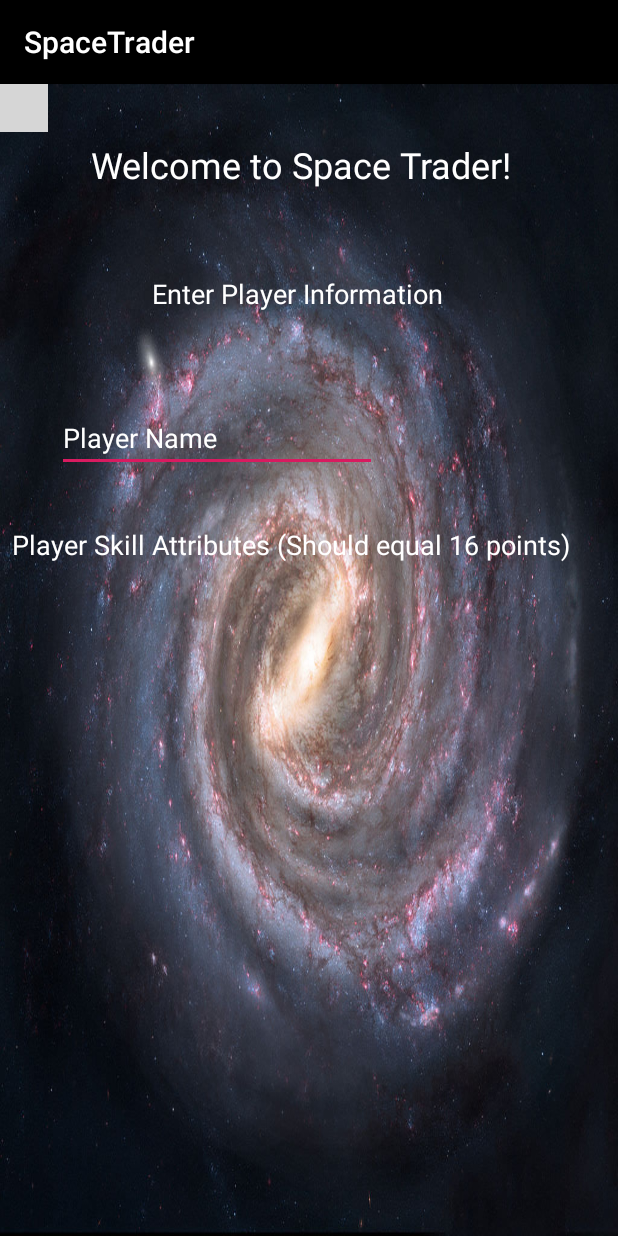
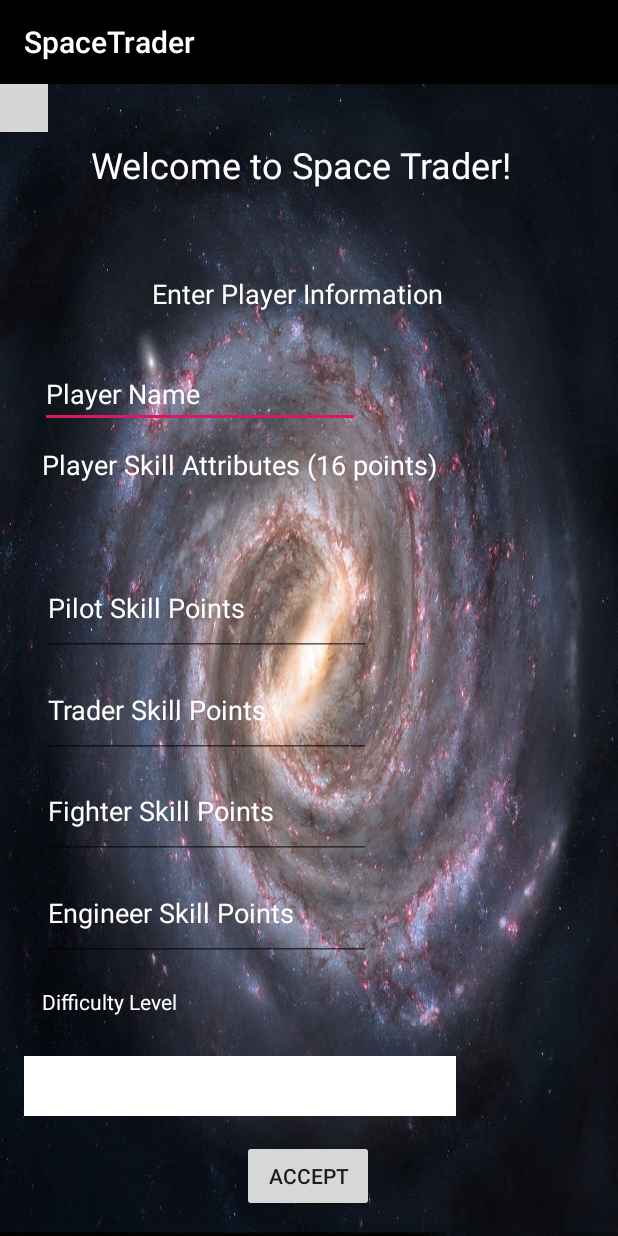
Before and after one commit to brandoDecu/cs2340project, an Android app: the screen it shows after launch (MainActivity), on a phone screen of 412 x 824 dp. Run offline under Robolectric (Android 15) with nearby library versions, the phone set to English and light mode, and no system bars; plain views replace Constraints; grey boxes are pictures that could not be loaded.

Commit message:
Added all UI to player config page

```diff
--- a/SpaceTrader/app/src/main/res/layout/activity_main.xml
+++ b/SpaceTrader/app/src/main/res/layout/activity_main.xml
@@ -7,6 +7,7 @@
     tools:context=".views.MainActivity">
 
     <RelativeLayout
+        android:id="@+id/relativeLayout"
         android:layout_width="match_parent"
         android:layout_height="match_parent"
         android:background="@drawable/milky_way"
@@ -82,15 +83,15 @@
         android:textColor="#FFFF"
         app:layout_constraintBottom_toBottomOf="parent"
         app:layout_constraintEnd_toEndOf="parent"
-        app:layout_constraintHorizontal_bias="0.164"
+        app:layout_constraintHorizontal_bias="0.104"
         app:layout_constraintStart_toStartOf="parent"
         app:layout_constraintTop_toTopOf="parent"
-        app:layout_constraintVertical_bias="0.291" />
+        app:layout_constraintVertical_bias="0.249" />
 
     <TextView
         android:id="@+id/ViewText3"
-        android:layout_width="399dp"
-        android:layout_height="59dp"
+        android:layout_width="285dp"
+        android:layout_height="48dp"
         android:layout_alignParentStart="true"
         android:layout_alignParentTop="true"
         android:layout_alignParentEnd="true"
@@ -101,13 +102,156 @@
         android:layout_marginBottom="8dp"
         android:ems="10"
         android:inputType="textPersonName"
-        android:text="Player Skill Attributes (Should equal 16 points)"
+        android:text="Player Skill Attributes (16 points)"
         android:textColor="#FFFF"
         android:textSize="18sp"
         app:layout_constraintBottom_toBottomOf="parent"
         app:layout_constraintEnd_toEndOf="parent"
-        app:layout_constraintHorizontal_bias="0.0"
+        app:layout_constraintHorizontal_bias="0.181"
         app:layout_constraintStart_toStartOf="parent"
         app:layout_constraintTop_toTopOf="parent"
-        app:layout_constraintVertical_bias="0.414" />
+        app:layout_constraintVertical_bias="0.331" />
+
+    <EditText
+        android:id="@+id/editPilotSkill"
+        android:layout_width="219dp"
+        android:layout_height="64dp"
+        android:layout_alignParentStart="true"
+        android:layout_alignParentTop="true"
+        android:layout_alignParentEnd="true"
+        android:layout_alignParentBottom="true"
+        android:layout_marginStart="8dp"
+        android:layout_marginTop="8dp"
+        android:layout_marginEnd="8dp"
+        android:layout_marginBottom="8dp"
+        android:ems="10"
+        android:inputType="textPersonName"
+        android:text="Pilot Skill Points"
+        android:textColor="#FFFF"
+        app:layout_constraintBottom_toBottomOf="parent"
+        app:layout_constraintEnd_toEndOf="parent"
+        app:layout_constraintHorizontal_bias="0.113"
+        app:layout_constraintStart_toStartOf="parent"
+        app:layout_constraintTop_toTopOf="parent"
+        app:layout_constraintVertical_bias="0.45" />
+
+    <EditText
+        android:id="@+id/editFighterSkill"
+        android:layout_width="219dp"
+        android:layout_height="64dp"
+        android:layout_alignParentStart="true"
+        android:layout_alignParentTop="true"
+        android:layout_alignParentEnd="true"
+        android:layout_alignParentBottom="true"
+        android:layout_marginStart="8dp"
+        android:layout_marginTop="8dp"
+        android:layout_marginEnd="8dp"
+        android:layout_marginBottom="8dp"
+        android:ems="10"
+        android:inputType="textPersonName"
+        android:text="Fighter Skill Points"
+        android:textColor="#FFFF"
+        app:layout_constraintBottom_toBottomOf="parent"
+        app:layout_constraintEnd_toEndOf="parent"
+        app:layout_constraintHorizontal_bias="0.113"
+        app:layout_constraintStart_toStartOf="parent"
+        app:layout_constraintTop_toTopOf="parent"
+        app:layout_constraintVertical_bias="0.646" />
+
+    <EditText
+        android:id="@+id/editTraderSkill"
+        android:layout_width="219dp"
+        android:layout_height="64dp"
+        android:layout_alignParentStart="true"
+        android:layout_alignParentTop="true"
+        android:layout_alignParentEnd="true"
+        android:layout_alignParentBottom="true"
+        android:layout_marginStart="8dp"
+        android:layout_marginTop="8dp"
+        android:layout_marginEnd="8dp"
+        android:layout_marginBottom="8dp"
+        android:ems="10"
+        android:inputType="textPersonName"
+        android:text="Trader Skill Points"
+        android:textColor="#FFFF"
+        app:layout_constraintBottom_toBottomOf="parent"
+        app:layout_constraintEnd_toEndOf="parent"
+        app:layout_constraintHorizontal_bias="0.113"
+        app:layout_constraintStart_toStartOf="parent"
+        app:layout_constraintTop_toTopOf="parent"
+        app:layout_constraintVertical_bias="0.548" />
+
+    <EditText
+        android:id="@+id/editEngineerSkill"
+        android:layout_width="219dp"
+        android:layout_height="64dp"
+        android:layout_alignParentStart="true"
+        android:layout_alignParentTop="true"
+        android:layout_alignParentEnd="true"
+        android:layout_alignParentBottom="true"
+        android:layout_marginStart="8dp"
+        android:layout_marginTop="8dp"
+        android:layout_marginEnd="8dp"
+        android:layout_marginBottom="8dp"
+        android:ems="10"
+        android:inputType="textPersonName"
+        android:text="Engineer Skill Points"
+        android:textColor="#FFFF"
+        app:layout_constraintBottom_toBottomOf="parent"
+        app:layout_constraintEnd_toEndOf="parent"
+        app:layout_constraintHorizontal_bias="0.113"
+        app:layout_constraintStart_toStartOf="parent"
+        app:layout_constraintTop_toTopOf="parent"
+        app:layout_constraintVertical_bias="0.745" />
+
+    <Spinner
+        android:id="@+id/difficultySpinner"
+        android:layout_width="288dp"
+        android:layout_height="40dp"
+        android:layout_marginStart="8dp"
+        android:layout_marginTop="8dp"
+        android:layout_marginEnd="8dp"
+        android:layout_marginBottom="8dp"
+        android:background="#FFFF"
+        app:layout_constraintBottom_toBottomOf="parent"
+        app:layout_constraintEnd_toEndOf="parent"
+        app:layout_constraintHorizontal_bias="0.074"
+        app:layout_constraintStart_toStartOf="parent"
+        app:layout_constraintTop_toTopOf="@+id/relativeLayout"
+        app:layout_constraintVertical_bias="0.899" />
+
+    <TextView
+        android:id="@+id/textView3"
+        android:layout_width="153dp"
+        android:layout_height="44dp"
+        android:layout_alignParentStart="true"
+        android:layout_alignParentTop="true"
+        android:layout_alignParentEnd="true"
+        android:layout_alignParentBottom="true"
+        android:layout_marginStart="8dp"
+        android:layout_marginTop="8dp"
+        android:layout_marginEnd="8dp"
+        android:layout_marginBottom="8dp"
+        android:text="Difficulty Level"
+        android:textColor="#FFFF"
+        app:layout_constraintBottom_toBottomOf="parent"
+        app:layout_constraintEnd_toEndOf="parent"
+        app:layout_constraintHorizontal_bias="0.082"
+        app:layout_constraintStart_toStartOf="parent"
+        app:layout_constraintTop_toTopOf="parent"
+        app:layout_constraintVertical_bias="0.839" />
+
+    <Button
+        android:id="@+id/confirmPlayerButton"
+        android:layout_width="wrap_content"
+        android:layout_height="wrap_content"
+        android:layout_marginStart="8dp"
+        android:layout_marginEnd="8dp"
+        android:layout_marginBottom="16dp"
+        android:text="Accept"
+        app:layout_constraintBottom_toBottomOf="parent"
+        app:layout_constraintEnd_toEndOf="parent"
+        app:layout_constraintHorizontal_bias="0.498"
+        app:layout_constraintStart_toStartOf="parent" />
+
 </android.support.constraint.ConstraintLayout>
```
